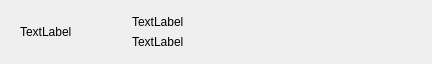
The window that razorqt-notify/src/widgetnotification/ui/notification.ui (Razor-qt/razor-qt) describes before a commit, drawn with Qt 5.
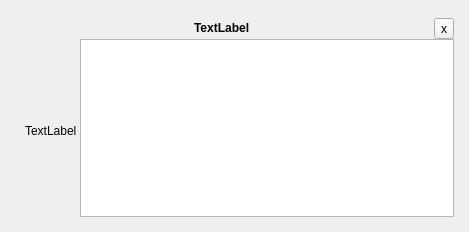
The same window after the commit.

Commit message: Changing notification ui. Adding default notitifaction icon. Embedding icons in notification

Patch:
```diff
--- a/razorqt-notify/src/widgetnotification/ui/notification.ui
+++ b/razorqt-notify/src/widgetnotification/ui/notification.ui
@@ -6,8 +6,8 @@
    <rect>
     <x>0</x>
     <y>0</y>
-    <width>432</width>
-    <height>64</height>
+    <width>469</width>
+    <height>232</height>
    </rect>
   </property>
   <property name="maximumSize">
@@ -22,127 +22,182 @@
   <property name="styleSheet">
    <string notr="true"/>
   </property>
-  <layout class="QGridLayout" name="gridLayout_2">
+  <layout class="QVBoxLayout" name="verticalLayout">
    <property name="margin">
     <number>0</number>
    </property>
-   <item row="0" column="0">
-    <layout class="QHBoxLayout" name="horizontalLayout">
+   <item>
+    <layout class="QVBoxLayout" name="verticalLayout_2">
      <property name="spacing">
-      <number>6</number>
+      <number>0</number>
      </property>
+     <property name="leftMargin">
+      <number>10</number>
+     </property>
+     <property name="topMargin">
+      <number>15</number>
+     </property>
+     <property name="rightMargin">
+      <number>15</number>
+     </property>
+     <property name="bottomMargin">
+      <number>10</number>
+     </property>
      <item>
-      <spacer name="horizontalSpacer">
-       <property name="orientation">
-        <enum>Qt::Horizontal</enum>
+      <layout class="QGridLayout" name="gridLayout">
+       <property name="topMargin">
+        <number>3</number>
        </property>
-       <property name="sizeType">
-        <enum>QSizePolicy::Fixed</enum>
-       </property>
-       <property name="sizeHint" stdset="0">
-        <size>
-         <width>20</width>
-         <height>20</height>
-        </size>
-       </property>
-      </spacer>
-     </item>
-     <item>
-      <widget class="QLabel" name="iconLabel">
-       <property name="maximumSize">
-        <size>
-         <width>64</width>
-         <height>64</height>
-        </size>
-       </property>
-       <property name="text">
-        <string>TextLabel</string>
-       </property>
-      </widget>
-     </item>
-     <item>
-      <spacer name="horizontalSpacer_2">
-       <property name="orientation">
-        <enum>Qt::Horizontal</enum>
-       </property>
-       <property name="sizeHint" stdset="0">
-        <size>
-         <width>40</width>
-         <height>20</height>
-        </size>
-       </property>
-      </spacer>
-     </item>
-     <item>
-      <layout class="QVBoxLayout" name="verticalLayout">
        <property name="spacing">
-        <number>6</number>
+        <number>0</number>
        </property>
-       <item>
-        <spacer name="verticalSpacer_2">
+       <item row="0" column="1">
+        <widget class="QLabel" name="applicationNameLabel">
+         <property name="sizePolicy">
+          <sizepolicy hsizetype="Preferred" vsizetype="Maximum">
+           <horstretch>0</horstretch>
+           <verstretch>0</verstretch>
+          </sizepolicy>
+         </property>
+         <property name="font">
+          <font>
+           <weight>75</weight>
+           <bold>true</bold>
+          </font>
+         </property>
+         <property name="text">
+          <string>TextLabel</string>
+         </property>
+        </widget>
+       </item>
+       <item row="0" column="0">
+        <spacer name="horizontalSpacer">
          <property name="orientation">
-          <enum>Qt::Vertical</enum>
+          <enum>Qt::Horizontal</enum>
          </property>
          <property name="sizeHint" stdset="0">
           <size>
-           <width>20</width>
-           <height>40</height>
+           <width>40</width>
+           <height>20</height>
           </size>
          </property>
         </spacer>
        </item>
-       <item>
-        <layout class="QHBoxLayout" name="horizontalLayout_3">
-         <property name="spacing">
-          <number>6</number>
+       <item row="0" column="2">
+        <spacer name="horizontalSpacer_2">
+         <property name="orientation">
+          <enum>Qt::Horizontal</enum>
          </property>
-         <item>
-          <widget class="QLabel" name="applicationSummaryLabel">
-           <property name="minimumSize">
-            <size>
-             <width>300</width>
-             <height>0</height>
-            </size>
-           </property>
-           <property name="text">
-            <string>TextLabel</string>
-           </property>
-          </widget>
-         </item>
-        </layout>
+         <property name="sizeType">
+          <enum>QSizePolicy::Expanding</enum>
+         </property>
+         <property name="sizeHint" stdset="0">
+          <size>
+           <width>40</width>
+           <height>20</height>
+          </size>
+         </property>
+        </spacer>
        </item>
-       <item>
-        <layout class="QHBoxLayout" name="horizontalLayout_2">
-         <property name="spacing">
-          <number>6</number>
+       <item row="0" column="3">
+        <widget class="QToolButton" name="dismissButton">
+         <property name="styleSheet">
+          <string notr="true"/>
          </property>
-         <item>
-          <widget class="QLabel" name="applicationBodyLabel">
-           <property name="minimumSize">
-            <size>
-             <width>100</width>
-             <height>0</height>
-            </size>
-           </property>
-           <property name="text">
-            <string>TextLabel</string>
-           </property>
-          </widget>
-         </item>
-        </layout>
+         <property name="text">
+          <string>x</string>
+         </property>
+        </widget>
        </item>
-       <item>
-        <spacer name="verticalSpacer">
-         <property name="orientation">
-          <enum>Qt::Vertical</enum>
+      </layout>
+     </item>
+     <item>
+      <layout class="QFormLayout" name="formLayout">
+       <property name="fieldGrowthPolicy">
+        <enum>QFormLayout::AllNonFixedFieldsGrow</enum>
+       </property>
+       <property name="labelAlignment">
+        <set>Qt::AlignLeading|Qt::AlignLeft|Qt::AlignTop</set>
+       </property>
+       <property name="horizontalSpacing">
+        <number>3</number>
+       </property>
+       <property name="verticalSpacing">
+        <number>0</number>
+       </property>
+       <property name="leftMargin">
+        <number>15</number>
+       </property>
+       <item row="0" column="0">
+        <widget class="QLabel" name="iconLabel">
+         <property name="sizePolicy">
+          <sizepolicy hsizetype="Expanding" vsizetype="Expanding">
+           <horstretch>0</horstretch>
+           <verstretch>0</verstretch>
+          </sizepolicy>
          </property>
-         <property name="sizeHint" stdset="0">
+         <property name="minimumSize">
           <size>
-           <width>20</width>
-           <height>40</height>
+           <width>0</width>
+           <height>0</height>
           </size>
          </property>
-        </spacer>
+         <property name="maximumSize">
+          <size>
+           <width>16777215</width>
+           <height>16777215</height>
+          </size>
+         </property>
+         <property name="text">
+          <string>TextLabel</string>
+         </property>
+        </widget>
+       </item>
+       <item row="0" column="1">
+        <widget class="QWidget" name="widget" native="true">
+         <layout class="QVBoxLayout" name="verticalLayout_3">
+          <property name="leftMargin">
+           <number>0</number>
+          </property>
+          <property name="topMargin">
+           <number>0</number>
+          </property>
+          <property name="rightMargin">
+           <number>0</number>
+          </property>
+          <property name="bottomMargin">
+           <number>5</number>
+          </property>
+          <item>
+           <widget class="QTextEdit" name="applicationBodyLabel">
+            <property name="enabled">
+             <bool>true</bool>
+            </property>
+            <property name="styleSheet">
+             <string notr="true">background-color: rgba(255, 255, 255, 0);
+border: 0px;
+border-color: rgb(255, 3, 7);
+QTextEdit{
+text-align: center
+color:black
+};</string>
+            </property>
+            <property name="verticalScrollBarPolicy">
+             <enum>Qt::ScrollBarAlwaysOff</enum>
+            </property>
+            <property name="horizontalScrollBarPolicy">
+             <enum>Qt::ScrollBarAlwaysOff</enum>
+            </property>
+            <property name="readOnly">
+             <bool>true</bool>
+            </property>
+            <property name="textInteractionFlags">
+             <set>Qt::NoTextInteraction</set>
+            </property>
+           </widget>
+          </item>
+         </layout>
+        </widget>
        </item>
       </layout>
      </item>
```
The commit also changes 12 other files.
